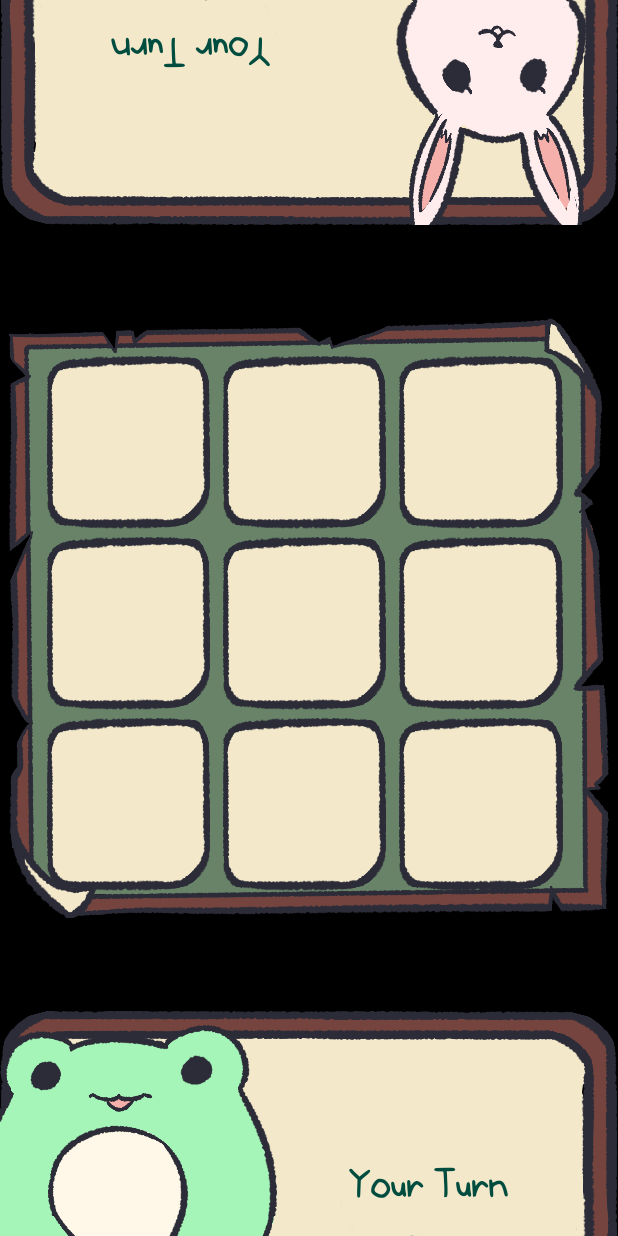
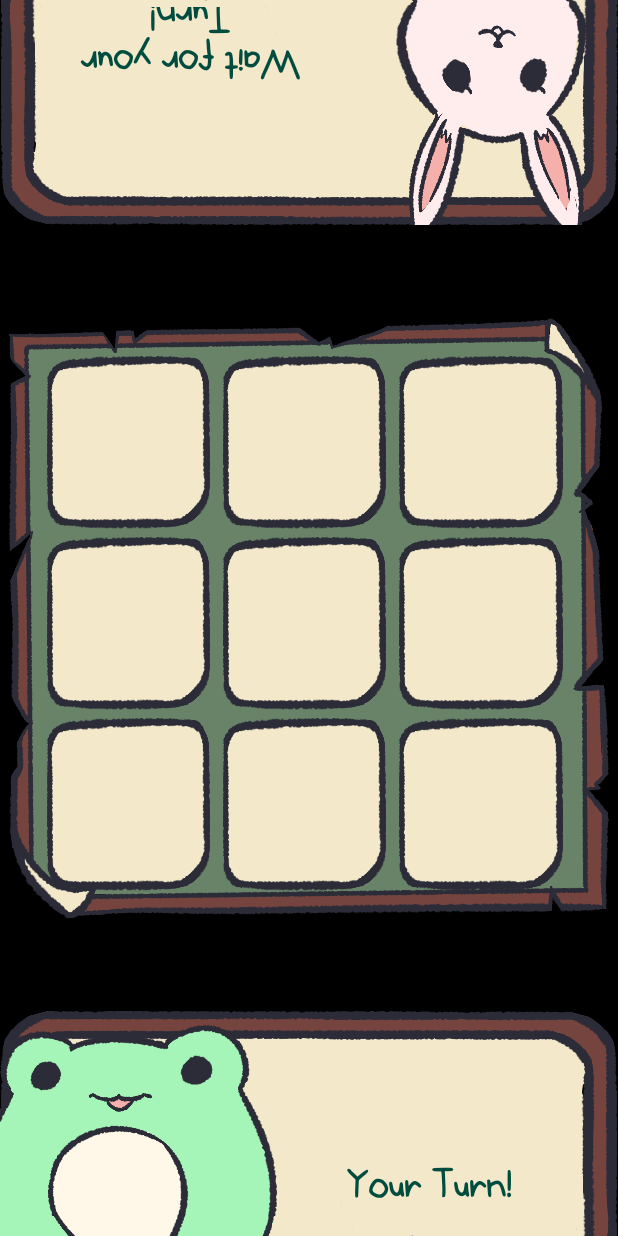
Before and after one commit to Vreiln/TicTacToe, an Android app: the MainActivity screen opened directly, with no data from a screen before it, on a phone screen of 412 x 824 dp. Run offline under Robolectric (Android 15) with nearby library versions, the phone set to English and light mode, and no system bars.

Commit message:
needs debugging

```diff
--- a/app/src/main/java/com/mangostynn/ticktactoe/MainActivity.java
+++ b/app/src/main/java/com/mangostynn/ticktactoe/MainActivity.java
@@ -43,6 +43,9 @@ public class MainActivity extends AppCompatActivity {
 
         playerOneName.setText(getPlayerOneName);
         playerTwoName.setText(getPlayerTwoName);
+
+        playerOneTurn.setText(R.string.turnTrue);
+        playerTwoTurn.setText(R.string.turnFalse);
 
         boardTile1.setOnClickListener(e->{
             if(isBoxSelected(0))
--- /dev/null
+++ b/app/src/main/res/font-v26/fontlist.xml
@@ -0,0 +1,6 @@
+<?xml version="1.0" encoding="utf-8"?>
+<font-family xmlns:android="http://schemas.android.com/apk/res/android">
+    <font android:font="@font/austine_regular"
+        android:fontWeight="400"
+        android:fontStyle="normal"/>
+</font-family>
--- /dev/null
+++ b/app/src/main/res/font/fontlist.xml
@@ -0,0 +1,12 @@
+<?xml version="1.0" encoding="utf-8"?>
+<font-family xmlns:tools="http://schemas.android.com/tools"
+    xmlns:android="http://schemas.android.com/apk/res/android">
+    <font android:font="@font/austine_regular"
+        android:fontWeight="400"
+        android:fontStyle="normal"
+        tools:targetApi="o" />
+    <font android:font="@font/austine_regular"
+        android:fontWeight="400"
+        android:fontStyle="italic"
+        tools:targetApi="o" />
+</font-family>
--- a/app/src/main/res/layout/activity_add_players.xml
+++ b/app/src/main/res/layout/activity_add_players.xml
@@ -9,7 +9,6 @@
     tools:context=".AddPlayers">
 
     <TextView
-        android:inputType="text"
         android:maxLines="1"
         android:layout_width="wrap_content"
         android:layout_height="80dp"
@@ -52,8 +51,9 @@
             android:paddingTop="20dp"
             android:minHeight="48dp"
             android:textAlignment="center"
+            android:maxLength="14"
             android:textStyle="bold"
-            android:textSize="20dp"
+            android:textSize="20sp"
             android:textColor="#004D40"
             android:textColorHint="#004D40"
             android:importantForAutofill="no" />
@@ -86,8 +86,9 @@
             android:maxLines="1"
             android:minHeight="48dp"
             android:textAlignment="center"
+            android:maxLength="14"
             android:textStyle="bold"
-            android:textSize="20dp"
+            android:textSize="20sp"
             android:paddingTop="20dp"
             android:textColor="#004D40"
             android:textColorHint="#004D40"
@@ -105,6 +106,6 @@
         android:paddingTop="10dp"
         android:text="@string/addPlayer_btn"
         android:textStyle="bold"
-        android:textSize="20dp"
+        android:textSize="20sp"
         android:textColor="#004D40" />
 </LinearLayout>
--- a/app/src/main/res/layout/activity_main.xml
+++ b/app/src/main/res/layout/activity_main.xml
@@ -1,6 +1,5 @@
 <?xml version="1.0" encoding="utf-8"?>
 <RelativeLayout xmlns:android="http://schemas.android.com/apk/res/android"
-    xmlns:app="http://schemas.android.com/apk/res-auto"
     xmlns:tools="http://schemas.android.com/tools"
     android:layout_width="match_parent"
     android:layout_height="match_parent"
@@ -20,13 +19,15 @@
             android:layout_height="150dp"
             android:background="@drawable/ui_dialogue"
             android:orientation="horizontal"
-            android:gravity="center_vertical">
+            android:gravity="center_vertical"
+            tools:ignore="UselessParent">
             <ImageView
                 android:layout_width="200dp"
                 android:layout_height="200dp"
                 android:layout_marginBottom="-15dp"
                 android:layout_marginStart="-15dp"
-                android:src="@drawable/rabbit"/>
+                android:src="@drawable/rabbit"
+                tools:ignore="ContentDescription" />
             <LinearLayout
                 android:layout_width="match_parent"
                 android:layout_height="match_parent"
@@ -38,19 +39,17 @@
                     android:layout_width="match_parent"
                     android:layout_height="50dp"
                     android:gravity="center"
-                    android:text="Vreilndddddddd"
                     android:textStyle="bold"
-                    android:textSize="30dp"
+                    android:textSize="30sp"
                     android:textColor="#004D40"/>
                 <TextView
-                    android:id="@+id/playerOneTurn"
+                    android:id="@+id/playerTwoTurn"
                     android:layout_marginTop="10dp"
                     android:layout_width="match_parent"
                     android:layout_height="50dp"
                     android:gravity="center"
-                    android:text="Your Turn"
                     android:textStyle="bold"
-                    android:textSize="25dp"
+                    android:textSize="25sp"
                     android:textColor="#004D40"/>
             </LinearLayout>
 
@@ -61,7 +60,6 @@
         android:layout_height="match_parent"
         android:gravity="center"
         android:orientation="vertical">
-
         <LinearLayout
             android:id="@+id/container"
             android:layout_width="400dp"
@@ -69,7 +67,8 @@
             android:layout_marginStart="10dp"
             android:layout_marginEnd="10dp"
             android:background="@drawable/board_no_tiles"
-            android:orientation="vertical">
+            android:orientation="vertical"
+            tools:ignore="UselessParent">
 
             <LinearLayout
                 android:layout_width="match_parent"
@@ -87,7 +86,8 @@
                     android:layout_marginEnd="5dp"
                     android:layout_weight="1"
                     android:background="@drawable/tile"
-                    android:padding="20dp" />
+                    android:padding="20dp"
+                    tools:ignore="ContentDescription" />
 
                 <ImageView
                     android:id="@+id/tile2"
@@ -98,7 +98,8 @@
                     android:layout_marginEnd="5dp"
                     android:layout_weight="1"
                     android:background="@drawable/tile"
-                    android:padding="20dp" />
+                    android:padding="20dp"
+                    tools:ignore="ContentDescription" />
 
                 <ImageView
                     android:id="@+id/tile3"
@@ -109,7 +110,8 @@
                     android:layout_marginEnd="5dp"
                     android:layout_weight="1"
                     android:background="@drawable/tile"
-                    android:padding="20dp" />
+                    android:padding="20dp"
+                    tools:ignore="ContentDescription" />
             </LinearLayout>
 
             <LinearLayout
@@ -128,7 +130,8 @@
                     android:layout_marginEnd="5dp"
                     android:layout_weight="1"
                     android:background="@drawable/tile"
-                    android:padding="20dp" />
+                    android:padding="20dp"
+                    tools:ignore="ContentDescription"/>
 
                 <ImageView
                     android:id="@+id/tile5"
@@ -139,7 +142,8 @@
                     android:layout_marginEnd="5dp"
                     android:layout_weight="1"
                     android:background="@drawable/tile"
-                    android:padding="20dp" />
+                    android:padding="20dp"
+                    tools:ignore="ContentDescription"/>
 
                 <ImageView
                     android:id="@+id/tile6"
@@ -150,7 +154,8 @@
                     android:layout_marginEnd="5dp"
                     android:layout_weight="1"
                     android:background="@drawable/tile"
-                    android:padding="20dp" />
+                    android:padding="20dp"
+                    tools:ignore="ContentDescription"/>
             </LinearLayout>
 
             <LinearLayout
@@ -169,7 +174,8 @@
                     android:layout_marginEnd="5dp"
                     android:layout_weight="1"
                     android:background="@drawable/tile"
-                    android:padding="20dp" />
+                    android:padding="20dp"
+                    tools:ignore="ContentDescription"/>
 
                 <ImageView
                     android:id="@+id/tile8"
@@ -180,7 +186,8 @@
                     android:layout_marginEnd="5dp"
                     android:layout_weight="1"
                     android:background="@drawable/tile"
-                    android:padding="20dp" />
+                    android:padding="20dp"
+                    tools:ignore="ContentDescription"/>
 
                 <ImageView
                     android:id="@+id/tile9"
@@ -191,7 +198,8 @@
                     android:layout_marginEnd="5dp"
                     android:layout_weight="1"
                     android:background="@drawable/tile"
-                    android:padding="20dp" />
+                    android:padding="20dp"
+                    tools:ignore="ContentDescription"/>
             </LinearLayout>
         </LinearLayout>
     </LinearLayout>
@@ -208,13 +216,15 @@
             android:layout_height="150dp"
             android:background="@drawable/ui_dialogue"
             android:orientation="horizontal"
-            android:gravity="center_vertical">
+            android:gravity="center_vertical"
+            tools:ignore="UselessParent">
             <ImageView
                 android:layout_width="200dp"
                 android:layout_height="200dp"
                 android:layout_marginBottom="-15dp"
                 android:layout_marginStart="-15dp"
-                android:src="@drawable/frog"/>
+                android:src="@drawable/frog"
+                tools:ignore="ContentDescription"/>
             <LinearLayout
                 android:layout_width="match_parent"
                 android:layout_height="match_parent"
@@ -226,22 +236,19 @@
                     android:layout_width="match_parent"
                     android:layout_height="50dp"
                     android:gravity="center"
-                    android:text="Vreilndddddddd"
                     android:textStyle="bold"
-                    android:textSize="30dp"
+                    android:textSize="30sp"
                     android:textColor="#004D40"/>
                 <TextView
-                    android:id="@+id/playerTwoTurn"
+                    android:id="@+id/playerOneTurn"
                     android:layout_marginTop="10dp"
                     android:layout_width="match_parent"
                     android:layout_height="50dp"
                     android:gravity="center"
-                    android:text="Your Turn"
                     android:textStyle="bold"
-                    android:textSize="25dp"
+                    android:textSize="25sp"
                     android:textColor="#004D40"/>
             </LinearLayout>
-
         </LinearLayout>
     </LinearLayout>
 </RelativeLayout>
--- a/app/src/main/res/layout/win_dialog_layout.xml
+++ b/app/src/main/res/layout/win_dialog_layout.xml
@@ -16,7 +16,7 @@
                 android:layout_marginTop="20dp"
                 android:layout_marginStart="20dp"
                 android:layout_marginEnd="20dp"
-                android:text="Message here"
+                android:text="@string/winDialog_message"
                 android:textColor="@color/white"
                 android:gravity="center"
                 android:textSize="18sp"
@@ -28,7 +28,7 @@
             android:layout_margin="20dp"
             android:background="@drawable/round_back_purple"
             android:textColor="@color/white"
-            android:text="Start Again"
+            android:text="@string/winDialog_btn"
             android:gravity="center"/>
     </LinearLayout>
 </RelativeLayout>
--- a/app/src/main/res/values/strings.xml
+++ b/app/src/main/res/values/strings.xml
@@ -6,5 +6,8 @@
     <string name="addPlayer_btn">Start Game</string>
     <string name="addPlayer_imgRabbit">\?</string>
     <string name="addPlayer_imgFrog">\?</string>
-
+    <string name="winDialog_message">Message here</string>
+    <string name="winDialog_btn">Start Again</string>
+    <string name="turnTrue">Your Turn!</string>
+    <string name="turnFalse">Wait for your Turn!</string>
 </resources>
--- a/app/src/main/res/values/themes.xml
+++ b/app/src/main/res/values/themes.xml
@@ -12,8 +12,8 @@
         <!-- Status bar color. -->
         <item name="android:statusBarColor" tools:targetApi="l">?attr/colorPrimaryVariant</item>
         <!-- Customize your theme here. -->
-        <item name="fontFamily">@font/austine_regular</item>
-        <item name="android:fontFamily">@font/austine_regular</item>
+        <item name="fontFamily">@font/fontlist</item>
+        <item name="android:fontFamily">@font/fontlist</item>
         <item name="windowActionBar">false</item>
         <item name="windowNoTitle">true</item>
     </style>
```
